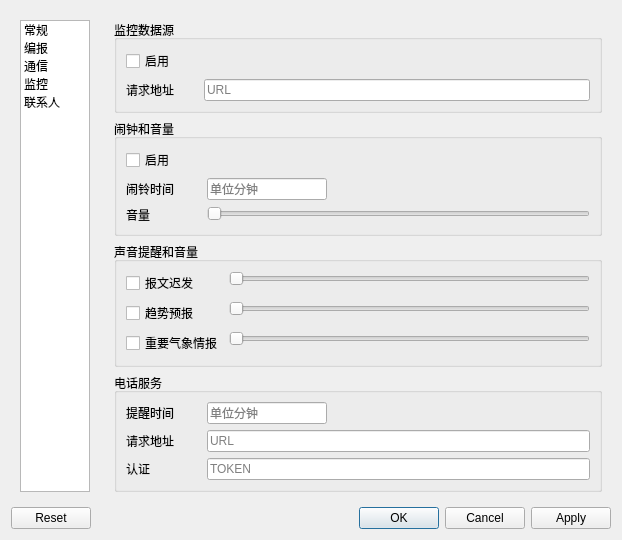
Old version of the form tafor/components/ui/setting.ui in the repository up1and/tafor.
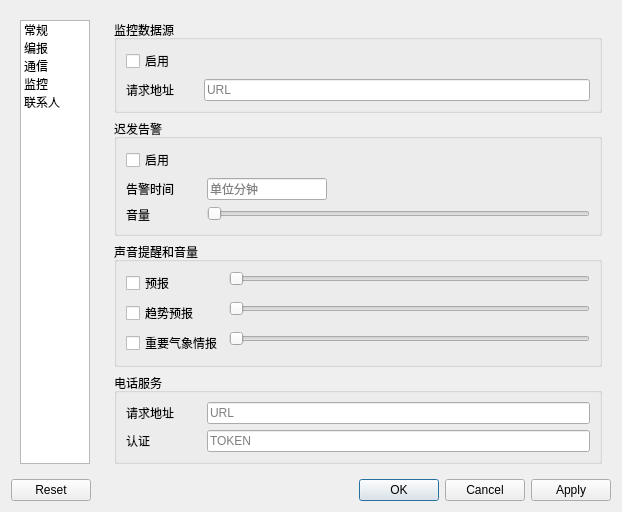
New version of the form. The open tabs and pages were chosen to show the change.

Patch:
```diff
--- a/tafor/components/ui/setting.ui
+++ b/tafor/components/ui/setting.ui
@@ -7,7 +7,7 @@
     <x>0</x>
     <y>0</y>
     <width>622</width>
-    <height>475</height>
+    <height>455</height>
    </rect>
   </property>
   <property name="acceptDrops">
@@ -635,7 +635,7 @@
          <item>
           <widget class="QGroupBox" name="clock_group">
            <property name="title">
-            <string>闹钟和音量</string>
+            <string>迟发告警</string>
            </property>
            <layout class="QFormLayout" name="formLayout_5">
             <item row="0" column="0">
@@ -648,7 +648,7 @@
             <item row="1" column="0">
              <widget class="QLabel" name="clock_time_label">
               <property name="text">
-               <string>闹铃时间        </string>
+               <string>告警时间        </string>
               </property>
              </widget>
             </item>
@@ -691,7 +691,7 @@
             <item row="0" column="0">
              <widget class="QCheckBox" name="warn_taf">
               <property name="text">
-               <string>报文迟发    </string>
+               <string>预报        </string>
               </property>
              </widget>
             </item>
@@ -739,26 +739,6 @@
             <string>电话服务</string>
            </property>
            <layout class="QFormLayout" name="formLayout_4">
-            <item row="0" column="0">
-             <widget class="QLabel" name="warn_taf_time_label">
-              <property name="text">
-               <string>提醒时间        </string>
-              </property>
-             </widget>
-            </item>
-            <item row="0" column="1">
-             <widget class="QLineEdit" name="warn_taf_time">
-              <property name="maximumSize">
-               <size>
-                <width>120</width>
-                <height>16777215</height>
-               </size>
-              </property>
-              <property name="placeholderText">
-               <string>单位分钟</string>
-              </property>
-             </widget>
-            </item>
             <item row="1" column="0">
              <widget class="QLabel" name="call_service_url_label">
               <property name="text">
```
Left out of the diff: 258 changed lines with no effect on the pictures.
